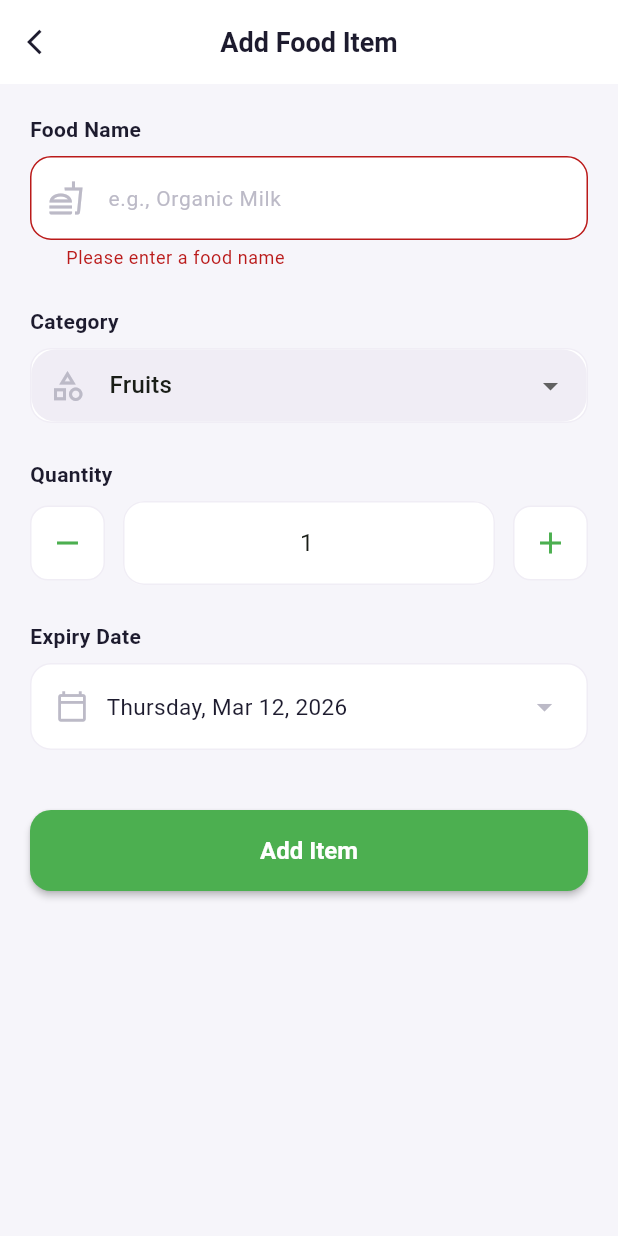
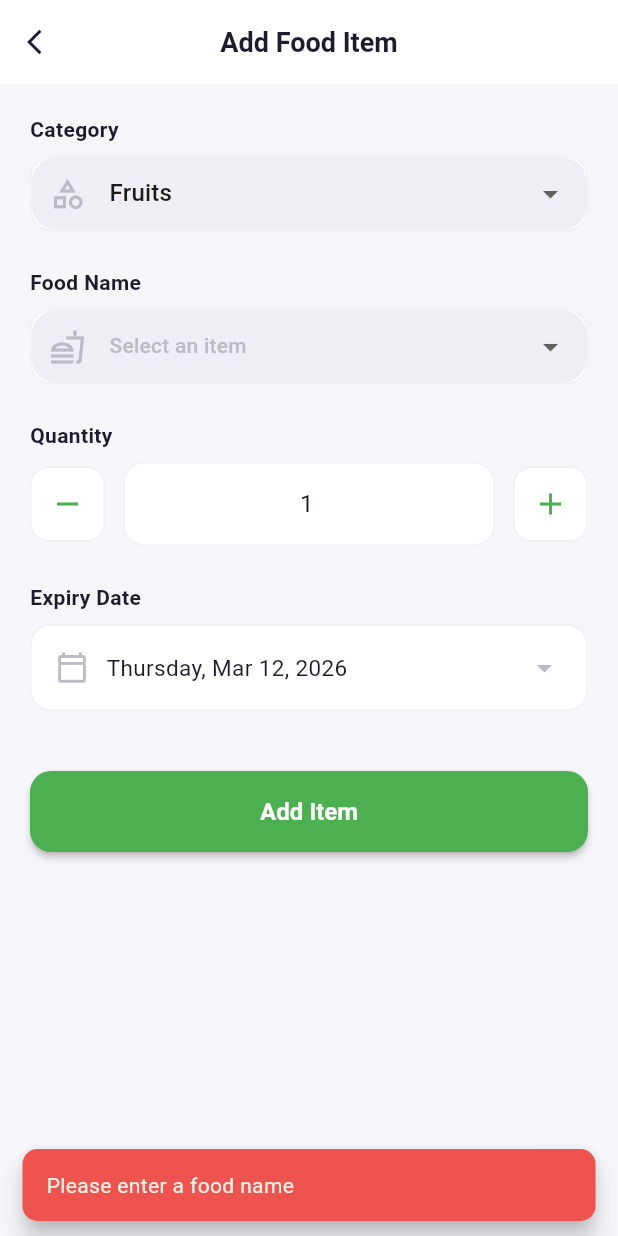
Before and after one commit to omar-radwan7/Smart-Grocery-Tracker-App, a Flutter app: the AddFoodScreen screen opened directly, after a tap on "Add Item", on a phone screen of 412 x 824 dp. Run offline on Flutter 3.47's test engine with Material 3 defaults, Android fonts, the phone set to English and light mode, and no system bars; our stand-ins replace cloud_firestore, firebase_auth, firebase_core, flutter_dotenv, google_sign_in; accounts and stored records are empty.

Commit message:
added a choose option for the items based on the category the user chose

```diff
--- a/lib/screens/add_food/add_food_screen.dart
+++ b/lib/screens/add_food/add_food_screen.dart
@@ -89,6 +89,20 @@ class _AddFoodScreenState extends State<AddFoodScreen>
   }
 
   Future<void> _handleSubmit() async {
+    if (_nameController.text.trim().isEmpty) {
+      ScaffoldMessenger.of(context).showSnackBar(
+        SnackBar(
+          content: const Text('Please enter a food name'),
+          backgroundColor: AppTheme.expiredRed,
+          behavior: SnackBarBehavior.floating,
+          shape: RoundedRectangleBorder(
+            borderRadius: BorderRadius.circular(10),
+          ),
+        ),
+      );
+      return;
+    }
+
     if (!_formKey.currentState!.validate()) return;
 
     setState(() => _isSubmitting = true);
@@ -194,39 +208,6 @@ class _AddFoodScreenState extends State<AddFoodScreen>
               child: Column(
                 crossAxisAlignment: CrossAxisAlignment.stretch,
                 children: [
-                  // Name Field
-                  _buildSectionLabel('Food Name'),
-                  const SizedBox(height: 8),
-                  TextFormField(
-                    controller: _nameController,
-                    textCapitalization: TextCapitalization.words,
-                    textInputAction: TextInputAction.next,
-                    decoration: InputDecoration(
-                      hintText: 'e.g., Organic Milk',
-                      prefixIcon: const Icon(Icons.fastfood_outlined,
-                          color: AppTheme.textHint),
-                      filled: true,
-                      fillColor: Colors.white,
-                      border: OutlineInputBorder(
-                        borderRadius: BorderRadius.circular(14),
-                        borderSide:
-                            const BorderSide(color: AppTheme.surfaceGrey),
-                      ),
-                      enabledBorder: OutlineInputBorder(
-                        borderRadius: BorderRadius.circular(14),
-                        borderSide:
-                            const BorderSide(color: AppTheme.surfaceGrey),
-                      ),
-                    ),
-                    validator: (value) {
-                      if (value == null || value.trim().isEmpty) {
-                        return 'Please enter a food name';
-                      }
-                      return null;
-                    },
-                  ),
-                  const SizedBox(height: 24),
-
                   // Category Dropdown
                   _buildSectionLabel('Category'),
                   const SizedBox(height: 8),
@@ -247,7 +228,10 @@ class _AddFoodScreenState extends State<AddFoodScreen>
                           .toList(),
                       onChanged: (value) {
                         if (value != null) {
-                          setState(() => _selectedCategory = value);
+                          setState(() {
+                            _selectedCategory = value;
+                            _nameController.clear();
+                          });
                         }
                       },
                       decoration: const InputDecoration(
@@ -260,6 +244,58 @@ class _AddFoodScreenState extends State<AddFoodScreen>
                       borderRadius: BorderRadius.circular(14),
                       dropdownColor: Colors.white,
                     ),
+                  ),
+                  const SizedBox(height: 24),
+
+                  // Name Field
+                  _buildSectionLabel('Food Name'),
+                  const SizedBox(height: 8),
+                  Builder(
+                    builder: (context) {
+                      List<String> items = List.from(AppConstants.categoryItems[_selectedCategory] ?? []);
+                      if (items.isEmpty) {
+                        items.add('Misc Item');
+                      }
+                      final currentName = _nameController.text.trim();
+                      if (currentName.isNotEmpty && !items.contains(currentName)) {
+                        items.add(currentName);
+                      }
+
+                      return Container(
+                        decoration: BoxDecoration(
+                          color: Colors.white,
+                          borderRadius: BorderRadius.circular(14),
+                          border: Border.all(color: AppTheme.surfaceGrey),
+                        ),
+                        child: DropdownButtonFormField<String>(
+                          // ignore: deprecated_member_use
+                          value: currentName.isEmpty ? null : currentName,
+                          hint: const Text('Select an item', style: TextStyle(color: AppTheme.textHint, fontSize: 14)),
+                          items: items
+                              .map((item) => DropdownMenuItem(
+                                    value: item,
+                                    child: Text(item),
+                                  ))
+                              .toList(),
+                          onChanged: (value) {
+                            if (value != null) {
+                              setState(() {
+                                _nameController.text = value;
+                              });
+                            }
+                          },
+                          decoration: const InputDecoration(
+                            prefixIcon: Icon(Icons.fastfood_outlined,
+                                color: AppTheme.textHint),
+                            border: InputBorder.none,
+                            contentPadding: EdgeInsets.symmetric(
+                                horizontal: 16, vertical: 12),
+                          ),
+                          borderRadius: BorderRadius.circular(14),
+                          dropdownColor: Colors.white,
+                        ),
+                      );
+                    },
                   ),
                   const SizedBox(height: 24),
 
--- a/lib/utils/constants.dart
+++ b/lib/utils/constants.dart
@@ -24,6 +24,22 @@ class AppConstants {
     'Other',
   ];
 
+  static const Map<String, List<String>> categoryItems = {
+    'Fruits': ['Apple', 'Banana', 'Orange', 'Strawberry', 'Grape', 'Mango', 'Watermelon', 'Pineapple', 'Lemon', 'Peach', 'Kiwi'],
+    'Vegetables': ['Tomato', 'Potato', 'Onion', 'Carrot', 'Cucumber', 'Bell Pepper', 'Broccoli', 'Spinach', 'Lettuce', 'Garlic', 'Mushroom', 'Cabbage'],
+    'Dairy': ['Milk', 'Cheese', 'Yogurt', 'Butter', 'Cream', 'Eggs'],
+    'Meat & Poultry': ['Chicken Breast', 'Beef', 'Pork', 'Turkey', 'Lamb', 'Sausage', 'Bacon'],
+    'Seafood': ['Salmon', 'Tuna', 'Shrimp', 'Cod', 'Crab', 'Tilapia'],
+    'Bakery': ['Bread', 'Bagel', 'Croissant', 'Muffin', 'Cake', 'Cookies'],
+    'Beverages': ['Water', 'Juice', 'Soda', 'Coffee', 'Tea'],
+    'Snacks': ['Chips', 'Popcorn', 'Nuts', 'Pretzels', 'Chocolate'],
+    'Frozen': ['Ice Cream', 'Frozen Pizza', 'Frozen Vegetables', 'Frozen Meals'],
+    'Canned Goods': ['Canned Beans', 'Canned Corn', 'Canned Tomatoes', 'Canned Soup'],
+    'Condiments': ['Ketchup', 'Mustard', 'Mayonnaise', 'Soy Sauce', 'Hot Sauce'],
+    'Grains & Pasta': ['Rice', 'Pasta', 'Oats', 'Quinoa', 'Cereal'],
+    'Other': [],
+  };
+
   // Expiry Thresholds (in days)
   static const int expiringSoonDays = 3;
 
```
